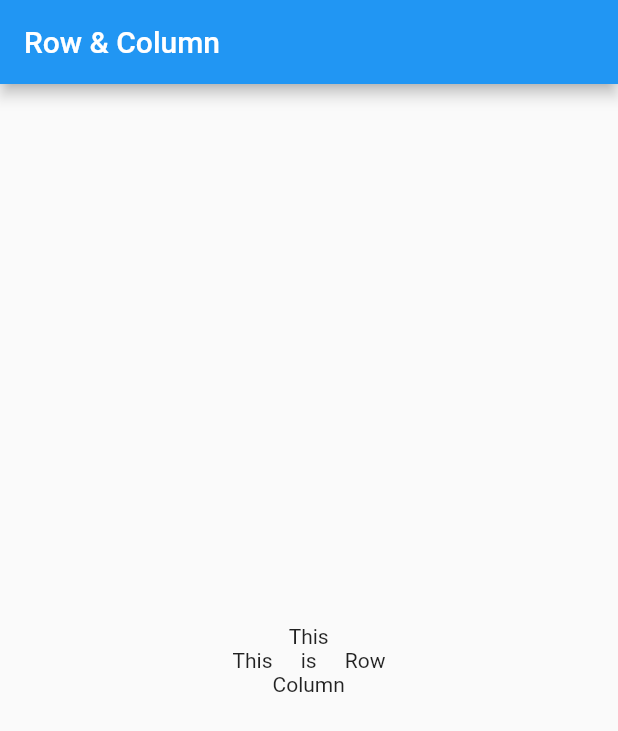
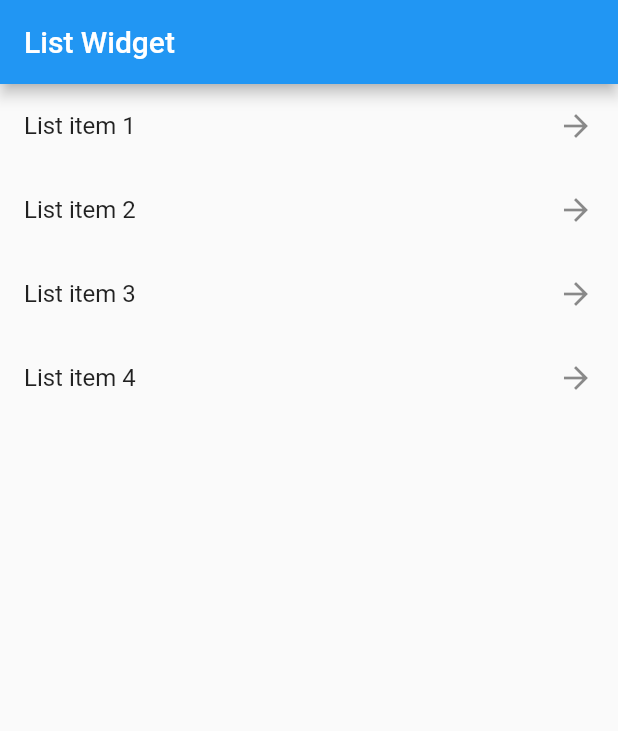
Before and after one commit to rinapratama335/udaflutter, a Flutter app: the screen it shows after launch, on a phone screen of 412 x 824 dp. Shown: the top 731 px of the screen. Run offline on Flutter 3.47's test engine with Material 2 defaults, Android fonts, the phone set to English and light mode, and no system bars.

Commit message:
basic list dengan widget listView (#4)
Co-authored-by: irwantowibowotech <irwantowibowotech@gmail.com>

```diff
--- a/lib/main.dart
+++ b/lib/main.dart
@@ -8,24 +8,29 @@ class MyApp extends StatelessWidget {
   @override
   Widget build(BuildContext context) {
     return new MaterialApp(
-      title: 'Row dan Column',
+      title: 'Dummy Application',
       home: new Scaffold(
         appBar: new AppBar(
-          title: new Text('Row & Column'),
+          title: new Text('List Widget'),
         ),
-        body: new Row(
-          mainAxisAlignment: MainAxisAlignment.center,
+        body: new ListView(
           children: <Widget>[
-            new Text('This'),
-            new Column(
-              mainAxisAlignment: MainAxisAlignment.center,
-              children: <Widget>[
-                new Text('This'),
-                new Text('is'),
-                new Text('Column')
-              ],
+            new ListTile(
+              title: Text('List item 1'),
+              trailing: new Icon(Icons.arrow_forward),
             ),
-            new Text('Row')
+            new ListTile(
+              title: Text('List item 2'),
+              trailing: new Icon(Icons.arrow_forward),
+            ),
+            new ListTile(
+              title: Text('List item 3'),
+              trailing: new Icon(Icons.arrow_forward),
+            ),
+            new ListTile(
+              title: Text('List item 4'),
+              trailing: new Icon(Icons.arrow_forward),
+            ),
           ],
         ),
       )
```
